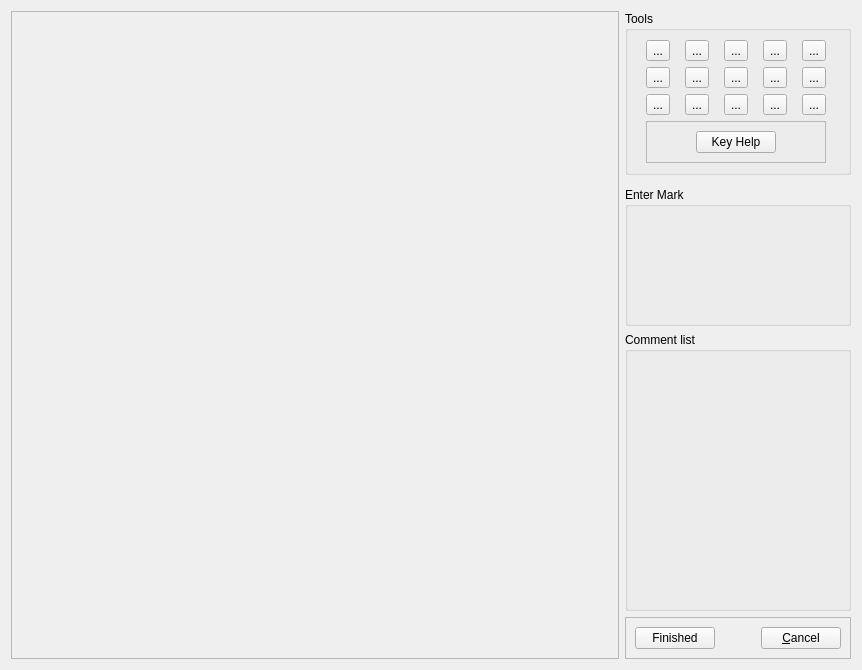
plomgrading/plom, file qtCreatorFiles/ui_annotator_lefthandmouse.ui: the form before one commit.
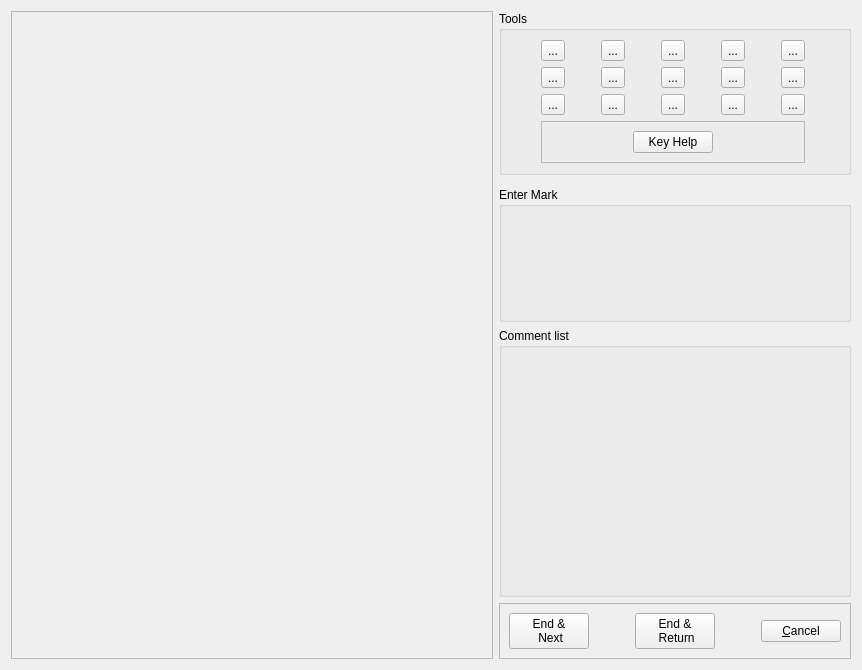
The form after the commit.

Commit message: Annotator automatically launches next test

What changed in the file:
```diff
--- a/qtCreatorFiles/ui_annotator_lefthandmouse.ui
+++ b/qtCreatorFiles/ui_annotator_lefthandmouse.ui
@@ -53,6 +53,21 @@
       <enum>QFrame::Raised</enum>
      </property>
      <layout class="QGridLayout" name="gridLayout_2">
+      <item row="0" column="0">
+       <widget class="QPushButton" name="finishedButton">
+        <property name="text">
+         <string>End &amp;&amp; 
+ Next</string>
+        </property>
+       </widget>
+      </item>
+      <item row="0" column="4">
+       <widget class="QPushButton" name="cancelButton">
+        <property name="text">
+         <string>&amp;Cancel</string>
+        </property>
+       </widget>
+      </item>
       <item row="0" column="1">
        <spacer name="horizontalSpacer_2">
         <property name="orientation">
@@ -67,18 +82,25 @@
        </spacer>
       </item>
       <item row="0" column="2">
-       <widget class="QPushButton" name="cancelButton">
+       <widget class="QPushButton" name="finishNoRelaunchButton">
         <property name="text">
-         <string>&amp;Cancel</string>
+         <string>End &amp;&amp; 
+ Return</string>
         </property>
        </widget>
       </item>
-      <item row="0" column="0">
-       <widget class="QPushButton" name="finishedButton">
-        <property name="text">
-         <string>Finished</string>
+      <item row="0" column="3">
+       <spacer name="horizontalSpacer_4">
+        <property name="orientation">
+         <enum>Qt::Horizontal</enum>
         </property>
-       </widget>
+        <property name="sizeHint" stdset="0">
+         <size>
+          <width>40</width>
+          <height>20</height>
+         </size>
+        </property>
+       </spacer>
       </item>
      </layout>
     </widget>
```
The commit also changes 5 other files.
